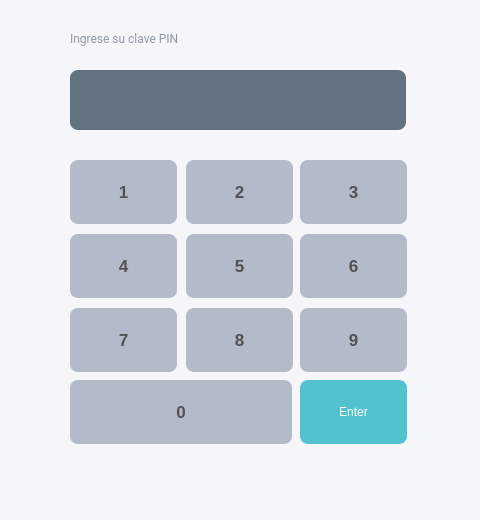
Qt form appetizer-core/keypadwidget.ui (AngelGenis/Appetizer) before a commit.
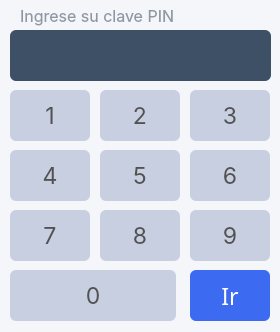
The same form after that commit.

The edit to the form file:
```diff
--- a/appetizer-core/keypadwidget.ui
+++ b/appetizer-core/keypadwidget.ui
@@ -6,14 +6,14 @@
    <rect>
     <x>0</x>
     <y>0</y>
-    <width>480</width>
-    <height>520</height>
+    <width>280</width>
+    <height>332</height>
    </rect>
   </property>
   <property name="minimumSize">
    <size>
-    <width>480</width>
-    <height>520</height>
+    <width>0</width>
+    <height>0</height>
    </size>
   </property>
   <property name="windowTitle">
@@ -26,30 +26,36 @@
    <property name="geometry">
     <rect>
      <x>10</x>
-     <y>130</y>
-     <width>462</width>
-     <height>375</height>
+     <y>90</y>
+     <width>261</width>
+     <height>231</height>
     </rect>
    </property>
    <property name="minimumSize">
     <size>
      <width>0</width>
-     <height>350</height>
+     <height>0</height>
     </size>
    </property>
+   <property name="font">
+    <font>
+     <family>.SF Compact Text</family>
+     <pointsize>17</pointsize>
+    </font>
+   </property>
    <widget class="QPushButton" name="btn_1">
     <property name="geometry">
      <rect>
-      <x>60</x>
-      <y>30</y>
-      <width>107</width>
-      <height>64</height>
+      <x>0</x>
+      <y>0</y>
+      <width>80</width>
+      <height>51</height>
      </rect>
     </property>
     <property name="minimumSize">
      <size>
-      <width>107</width>
-      <height>64</height>
+      <width>80</width>
+      <height>51</height>
      </size>
     </property>
     <property name="maximumSize">
@@ -58,13 +64,22 @@
       <height>64</height>
      </size>
     </property>
+    <property name="font">
+     <font>
+      <family>SF Pro Text</family>
+      <pointsize>17</pointsize>
+      <weight>50</weight>
+      <italic>false</italic>
+      <bold>false</bold>
+     </font>
+    </property>
     <property name="styleSheet">
-     <string notr="true">background: #B3BAC8;
-border: none;
-border-radius: 8px;
-color: #525252;
-font-weight: bold;
-font-size: 17px;</string>
+     <string notr="true">background-color: #C8CFE1;
+border-radius: 6px;
+
+font: 17pt &quot;SF Pro Text&quot;;
+line-height: 22px;
+color: #525252;</string>
     </property>
     <property name="text">
      <string>1</string>
@@ -73,16 +88,16 @@
    <widget class="QPushButton" name="btn_2">
     <property name="geometry">
      <rect>
-      <x>176</x>
-      <y>30</y>
-      <width>107</width>
-      <height>64</height>
+      <x>90</x>
+      <y>0</y>
+      <width>80</width>
+      <height>51</height>
      </rect>
     </property>
     <property name="minimumSize">
      <size>
-      <width>107</width>
-      <height>64</height>
+      <width>80</width>
+      <height>51</height>
      </size>
     </property>
     <property name="maximumSize">
@@ -91,13 +106,22 @@
       <height>64</height>
      </size>
     </property>
+    <property name="font">
+     <font>
+      <family>SF Pro Text</family>
+      <pointsize>17</pointsize>
+      <weight>50</weight>
+      <italic>false</italic>
+      <bold>false</bold>
+     </font>
+    </property>
     <property name="styleSheet">
-     <string notr="true">background: #B3BAC8;
-border: none;
-border-radius: 8px;
-color: #525252;
-font-weight: bold;
-font-size: 17px;</string>
+     <string notr="true">background-color: #C8CFE1;
+border-radius: 6px;
+
+font: 17pt &quot;SF Pro Text&quot;;
+line-height: 22px;
+color: #525252;</string>
     </property>
     <property name="text">
      <string>2</string>
@@ -106,16 +130,16 @@
    <widget class="QPushButton" name="btn_3">
     <property name="geometry">
      <rect>
-      <x>290</x>
-      <y>30</y>
-      <width>107</width>
-      <height>64</height>
+      <x>180</x>
+      <y>0</y>
+      <width>80</width>
+      <height>51</height>
      </rect>
     </property>
     <property name="minimumSize">
      <size>
-      <width>107</width>
-      <height>64</height>
+      <width>80</width>
+      <height>51</height>
      </size>
     </property>
     <property name="maximumSize">
@@ -124,15 +148,22 @@
       <height>64</height>
      </size>
     </property>
+    <property name="font">
+     <font>
+      <family>SF Pro Text</family>
+      <pointsize>17</pointsize>
+      <weight>50</weight>
+      <italic>false</italic>
+      <bold>false</bold>
+     </font>
+    </property>
     <property name="styleSheet">
-     <string notr="true">background: #B3BAC8;
-border: none;
-border-radius: 8px;
-color: #525252;
-font-weight: bold;
-font-size: 17px;
+     <string notr="true">background-color: #C8CFE1;
+border-radius: 6px;
 
-</string>
+font: 17pt &quot;SF Pro Text&quot;;
+line-height: 22px;
+color: #525252;</string>
     </property>
     <property name="text">
      <string>3</string>
@@ -141,16 +172,16 @@
    <widget class="QPushButton" name="btn_4">
     <property name="geometry">
      <rect>
-      <x>60</x>
-      <y>104</y>
-      <width>107</width>
-      <height>64</height>
+      <x>0</x>
+      <y>60</y>
+      <width>80</width>
+      <height>51</height>
      </rect>
     </property>
     <property name="minimumSize">
      <size>
-      <width>107</width>
-      <height>64</height>
+      <width>80</width>
+      <height>51</height>
      </size>
     </property>
     <property name="maximumSize">
@@ -159,13 +190,22 @@
       <height>64</height>
      </size>
     </property>
+    <property name="font">
+     <font>
+      <family>SF Pro Text</family>
+      <pointsize>17</pointsize>
+      <weight>50</weight>
+      <italic>false</italic>
+      <bold>false</bold>
+     </font>
+    </property>
     <property name="styleSheet">
-     <string notr="true">background: #B3BAC8;
-border: none;
-border-radius: 8px;
-color: #525252;
-font-weight: bold;
-font-size: 17px;</string>
+     <string notr="true">background-color: #C8CFE1;
+border-radius: 6px;
+
+font: 17pt &quot;SF Pro Text&quot;;
+line-height: 22px;
+color: #525252;</string>
     </property>
     <property name="text">
      <string>4</string>
@@ -174,16 +214,16 @@
    <widget class="QPushButton" name="btn_5">
     <property name="geometry">
      <rect>
-      <x>176</x>
-      <y>104</y>
-      <width>107</width>
-      <height>64</height>
+      <x>90</x>
+      <y>60</y>
+      <width>80</width>
+      <height>51</height>
      </rect>
     </property>
     <property name="minimumSize">
      <size>
-      <width>107</width>
-      <height>64</height>
+      <width>80</width>
+      <height>51</height>
      </size>
     </property>
     <property name="maximumSize">
@@ -192,13 +232,22 @@
       <height>64</height>
      </size>
     </property>
+    <property name="font">
+     <font>
+      <family>SF Pro Text</family>
+      <pointsize>17</pointsize>
+      <weight>50</weight>
+      <italic>false</italic>
+      <bold>false</bold>
+     </font>
+    </property>
     <property name="styleSheet">
-     <string notr="true">background: #B3BAC8;
-border: none;
-border-radius: 8px;
-color: #525252;
-font-weight: bold;
-font-size: 17px;</string>
+     <string notr="true">background-color: #C8CFE1;
+border-radius: 6px;
+
+font: 17pt &quot;SF Pro Text&quot;;
+line-height: 22px;
+color: #525252;</string>
     </property>
     <property name="text">
      <string>5</string>
@@ -207,16 +256,16 @@
    <widget class="QPushButton" name="btn_6">
     <property name="geometry">
      <rect>
-      <x>290</x>
-      <y>104</y>
-      <width>107</width>
-      <height>64</height>
+      <x>180</x>
+      <y>60</y>
+      <width>80</width>
+      <height>51</height>
      </rect>
     </property>
     <property name="minimumSize">
      <size>
-      <width>107</width>
-      <height>64</height>
+      <width>80</width>
+      <height>51</height>
      </size>
     </property>
     <property name="maximumSize">
@@ -225,13 +274,22 @@
       <height>64</height>
      </size>
     </property>
+    <property name="font">
+     <font>
+      <family>SF Pro Text</family>
+      <pointsize>17</pointsize>
+      <weight>50</weight>
+      <italic>false</italic>
+      <bold>false</bold>
+     </font>
+    </property>
     <property name="styleSheet">
-     <string notr="true">background: #B3BAC8;
-border: none;
-border-radius: 8px;
-color: #525252;
-font-weight: bold;
-font-size: 17px;</string>
+     <string notr="true">background-color: #C8CFE1;
+border-radius: 6px;
+
+font: 17pt &quot;SF Pro Text&quot;;
+line-height: 22px;
+color: #525252;</string>
     </property>
     <property name="text">
      <string>6</string>
@@ -240,16 +298,16 @@
    <widget class="QPushButton" name="btn_7">
     <property name="geometry">
      <rect>
-      <x>60</x>
-      <y>178</y>
-      <width>107</width>
-      <height>64</height>
+      <x>0</x>
+      <y>120</y>
+      <width>80</width>
+      <height>51</height>
      </rect>
     </property>
     <property name="minimumSize">
      <size>
-      <width>107</width>
-      <height>64</height>
+      <width>80</width>
+      <height>51</height>
      </size>
     </property>
     <property name="maximumSize">
@@ -258,13 +316,22 @@
       <height>64</height>
      </size>
     </property>
+    <property name="font">
+     <font>
+      <family>SF Pro Text</family>
+      <pointsize>17</pointsize>
+      <weight>50</weight>
+      <italic>false</italic>
+      <bold>false</bold>
+     </font>
+    </property>
     <property name="styleSheet">
-     <string notr="true">background: #B3BAC8;
-border: none;
-border-radius: 8px;
-color: #525252;
-font-weight: bold;
-font-size: 17px;</string>
+     <string notr="true">background-color: #C8CFE1;
+border-radius: 6px;
+
+font: 17pt &quot;SF Pro Text&quot;;
+line-height: 22px;
+color: #525252;</string>
     </property>
     <property name="text">
      <string>7</string>
@@ -273,16 +340,16 @@
    <widget class="QPushButton" name="btn_8">
     <property name="geometry">
      <rect>
-      <x>176</x>
-      <y>178</y>
-      <width>107</width>
-      <height>64</height>
+      <x>90</x>
+      <y>120</y>
+      <width>80</width>
+      <height>51</height>
      </rect>
     </property>
     <property name="minimumSize">
      <size>
-      <width>107</width>
-      <height>64</height>
+      <width>80</width>
+      <height>51</height>
      </size>
     </property>
     <property name="maximumSize">
@@ -291,13 +358,22 @@
       <height>64</height>
      </size>
     </property>
+    <property name="font">
+     <font>
+      <family>SF Pro Text</family>
+      <pointsize>17</pointsize>
+      <weight>50</weight>
+      <italic>false</italic>
+      <bold>false</bold>
+     </font>
+    </property>
     <property name="styleSheet">
-     <string notr="true">background: #B3BAC8;
-border: none;
-border-radius: 8px;
-color: #525252;
-font-weight: bold;
-font-size: 17px;</string>
+     <string notr="true">background-color: #C8CFE1;
+border-radius: 6px;
+
+font: 17pt &quot;SF Pro Text&quot;;
+line-height: 22px;
+color: #525252;</string>
     </property>
     <property name="text">
      <string>8</string>
@@ -306,16 +382,16 @@
    <widget class="QPushButton" name="btn_9">
     <property name="geometry">
      <rect>
-      <x>290</x>
-      <y>178</y>
-      <width>107</width>
-      <height>64</height>
+      <x>180</x>
+      <y>120</y>
+      <width>80</width>
+      <height>51</height>
      </rect>
     </property>
     <property name="minimumSize">
      <size>
-      <width>107</width>
-      <height>64</height>
+      <width>80</width>
+      <height>51</height>
      </size>
     </property>
     <property name="maximumSize">
@@ -324,13 +400,22 @@
       <height>64</height>
      </size>
     </property>
+    <property name="font">
+     <font>
+      <family>SF Pro Text</family>
+      <pointsize>17</pointsize>
+      <weight>50</weight>
+      <italic>false</italic>
+      <bold>false</bold>
+     </font>
+    </property>
     <property name="styleSheet">
-     <string notr="true">background: #B3BAC8;
-border: none;
-border-radius: 8px;
-color: #525252;
-font-weight: bold;
-font-size: 17px;</string>
+     <string notr="true">background-color: #C8CFE1;
+border-radius: 6px;
+
+font: 17pt &quot;SF Pro Text&quot;;
+line-height: 22px;
+color: #525252;</string>
     </property>
     <property name="text">
      <string>9</string>
@@ -339,16 +424,16 @@
    <widget class="QPushButton" name="btn_0">
     <property name="geometry">
      <rect>
-      <x>60</x>
-      <y>250</y>
-      <width>222</width>
-      <height>64</height>
+      <x>0</x>
+      <y>180</y>
+      <width>166</width>
+      <height>51</height>
      </rect>
     </property>
     <property name="minimumSize">
      <size>
-      <width>222</width>
-      <height>64</height>
+      <width>166</width>
+      <height>51</height>
      </size>
     </property>
     <property name="maximumSize">
@@ -357,27 +442,68 @@
       <height>64</height>
      </size>
     </property>
+    <property name="font">
+     <font>
+      <family>SF Pro Text</family>
+      <pointsize>17</pointsize>
+      <weight>50</weight>
+      <italic>false</italic>
+      <bold>false</bold>
+     </font>
+    </property>
     <property name="styleSheet">
-     <string notr="true">background: #B3BAC8;
-border: none;
-border-radius: 8px;
-color: #525252;
-font-weight: bold;
-font-size: 17px;
-</string>
+     <string notr="true">background-color: #C8CFE1;
+border-radius: 6px;
+
+font: 17pt &quot;SF Pro Text&quot;;
+line-height: 22px;
+color: #525252;</string>
     </property>
     <property name="text">
      <string>0</string>
     </property>
    </widget>
+   <widget class="QPushButton" name="btn_entrar">
+    <property name="geometry">
+     <rect>
+      <x>180</x>
+      <y>180</y>
+      <width>80</width>
+      <height>51</height>
+     </rect>
+    </property>
+    <property name="minimumSize">
+     <size>
+      <width>80</width>
+      <height>51</height>
+     </size>
+    </property>
+    <property name="maximumSize">
+     <size>
+      <width>128</width>
+      <height>64</height>
+     </size>
+    </property>
+    <property name="styleSheet">
+     <string notr="true">background-color: #3C6AF1;
+border-radius: 6px;
+
+font: 17pt &quot;SF Pro Text&quot;;
+line-height: 22px;
+color: white;</string>
+    </property>
+    <property name="text">
+     <string>Ir</string>
+    </property>
+   </widget>
   </widget>
   <widget class="QLineEdit" name="line_numeros_ingresados">
    <property name="geometry">
     <rect>
-     <x>70</x>
-     <y>70</y>
-     <width>336</width>
-     <height>60</height>
+     <x>10</x>
+     <y>30</y>
+     <width>261</width>
+     <height>51</height>
     </rect>
    </property>
    <property name="minimumSize">
@@ -386,16 +512,35 @@
      <height>51</height>
     </size>
    </property>
+   <property name="font">
+    <font>
+     <family>SF Pro Display</family>
+     <pointsize>25</pointsize>
+     <weight>75</weight>
+     <italic>false</italic>
+     <bold>true</bold>
+    </font>
+   </property>
    <property name="styleSheet">
-    <string notr="true">border: none;
-border-radius: 8px;
-background: #637283;
-padding: 15px;
-</string>
+    <string notr="true">background: #3E5066;
+border-radius: 6px;
+
+font: 25pt &quot;SF Pro Display&quot;;
+font-style: normal;
+font-weight: 600;
+padding-left: 25px;
+
+color: #FFFFFF;</string>
+   </property>
+   <property name="text">
+    <string/>
    </property>
    <property name="echoMode">
     <enum>QLineEdit::Normal</enum>
    </property>
+   <property name="alignment">
+    <set>Qt::AlignCenter</set>
+   </property>
    <property name="clearButtonEnabled">
     <bool>true</bool>
    </property>
@@ -403,15 +548,19 @@
   <widget class="QLabel" name="label">
    <property name="geometry">
     <rect>
-     <x>70</x>
-     <y>30</y>
-     <width>181</width>
-     <height>16</height>
+     <x>20</x>
+     <y>5</y>
+     <width>251</width>
+     <height>21</height>
     </rect>
    </property>
    <property name="font">
     <font>
-     <family>Roboto</family>
+     <family>SF Pro Text</family>
+     <pointsize>12</pointsize>
+     <weight>50</weight>
+     <italic>false</italic>
+     <bold>false</bold>
     </font>
    </property>
    <property name="styleSheet">
@@ -428,8 +577,8 @@
     <rect>
      <x>0</x>
      <y>0</y>
-     <width>481</width>
-     <height>521</height>
+     <width>280</width>
+     <height>332</height>
     </rect>
    </property>
    <property name="styleSheet">
@@ -439,37 +588,6 @@
     <string/>
    </property>
   </widget>
-  <widget class="QPushButton" name="btn_entrar">
-   <property name="geometry">
-    <rect>
-     <x>300</x>
-     <y>380</y>
-     <width>107</width>
-     <height>64</height>
-    </rect>
-   </property>
-   <property name="minimumSize">
-    <size>
-     <width>107</width>
-     <height>64</height>
-    </size>
-   </property>
-   <property name="maximumSize">
-    <size>
-     <width>128</width>
-     <height>64</height>
-    </size>
-   </property>
-   <property name="styleSheet">
-    <string notr="true">background: #52C2D1;
-border: none;
-color: white;
-border-radius: 8px;</string>
-   </property>
-   <property name="text">
-    <string>Enter</string>
-   </property>
-  </widget>
   <zorder>label_2</zorder>
   <zorder>numpad</zorder>
   <zorder>line_numeros_ingresados</zorder>
```
Left out of the diff: 9 changed lines with no effect on the pictures.
